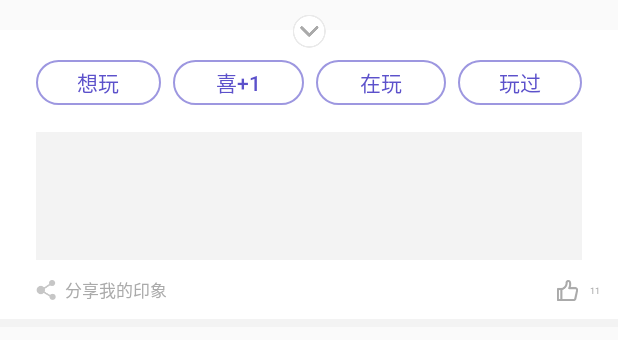
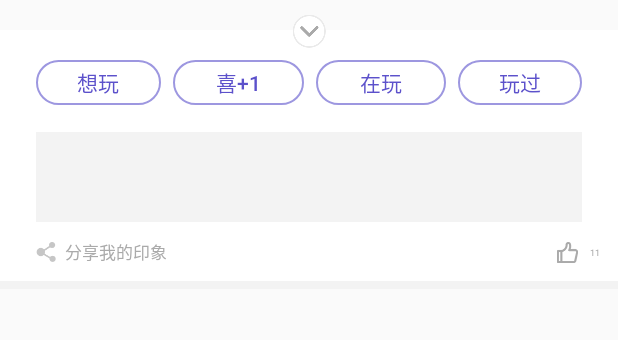
Before and after one commit to manondidi/databinding-learning, an Android app: the layout item_play_status.xml on its own in the app's theme, with its tools: preview values and no code run, on a phone screen of 412 x 824 dp. Shown: the top 340 px of the screen. Run offline under Robolectric (Android 15) with nearby library versions, the phone set to English and light mode, and no system bars; plain views replace ArcLayout.

Commit message:
游戏详情页 基本完成 todo: 发表想法页-双向绑定

```diff
--- a/app/src/main/java/com/czq/mvvm/GameDetailPresenter.java
+++ b/app/src/main/java/com/czq/mvvm/GameDetailPresenter.java
@@ -3,6 +3,7 @@ package com.czq.mvvm;
 import com.czq.mvvm.converter.CommentConverter;
 import com.czq.mvvm.converter.EntryItemVmConverter;
 import com.czq.mvvm.converter.GameInfoConverter;
+import com.czq.mvvm.converter.PlayStatusConverter;
 import com.czq.mvvm.viewModel.GameDetailVm;
 import com.czq.mvvm.viewModel.EmptyTransparentItemVm;
 import com.czq.mvvm.viewModel.PlayStatusItemVm;
@@ -43,7 +44,7 @@ public class GameDetailPresenter implements GameDetailContact.IGameDetailPresent
                     GameDetailVm gameDetailVm = new GameDetailVm();
                     gameDetailVm.datasource = new ArrayList();
                     gameDetailVm.datasource.add(new EmptyTransparentItemVm());
-                    gameDetailVm.datasource.add(new PlayStatusItemVm());
+                    gameDetailVm.datasource.add(PlayStatusConverter.converPlayStatus(gameInfo));
                     gameDetailVm.datasource.add(EntryItemVmConverter.convertEntryItemVm(gameCard));
                     gameDetailVm.datasource.add(new RecordTotalItemVm(comments.size()));
                     gameDetailVm.datasource.addAll(CommentConverter.convertCommentItemVmList(comments));
--- a/app/src/main/java/com/czq/mvvm/ItemBinder/PlayStatusItemBinder.java
+++ b/app/src/main/java/com/czq/mvvm/ItemBinder/PlayStatusItemBinder.java
@@ -17,8 +17,10 @@ import me.drakeet.multitype.ItemViewBinder;
 
 public class PlayStatusItemBinder
         extends ItemViewBinder<PlayStatusItemVm, PlayStatusItemBinder.ViewHolder> {
-    protected void onBindViewHolder(@NonNull ViewHolder paramViewHolder, @NonNull PlayStatusItemVm paramPlayStatusItemVm) {
-        paramViewHolder.binding.executePendingBindings();
+    protected void onBindViewHolder(@NonNull ViewHolder holder, @NonNull PlayStatusItemVm playStatusItemVm) {
+
+        holder.binding.setViewModel(playStatusItemVm);
+        holder.binding.executePendingBindings();
     }
 
     @NonNull
--- /dev/null
+++ b/app/src/main/java/com/czq/mvvm/converter/PlayStatusConverter.java
@@ -0,0 +1,15 @@
+package com.czq.mvvm.converter;
+
+import android.text.SpannableString;
+
+import com.czq.mvvm.model.GameInfo;
+import com.czq.mvvm.viewModel.PlayStatusItemVm;
+
+public class PlayStatusConverter {
+    public static  PlayStatusItemVm  converPlayStatus(GameInfo  gameInfo){
+        PlayStatusItemVm playStatusItemVm=new PlayStatusItemVm();
+        playStatusItemVm.playStatus=gameInfo.playStatus;
+        playStatusItemVm.content=new SpannableString(gameInfo.reviewContent);
+        return playStatusItemVm;
+    }
+}
--- a/app/src/main/java/com/czq/mvvm/viewModel/PlayStatusItemVm.java
+++ b/app/src/main/java/com/czq/mvvm/viewModel/PlayStatusItemVm.java
@@ -1,4 +1,15 @@
 package com.czq.mvvm.viewModel;
 
+import android.databinding.BindingAdapter;
+import android.text.SpannableString;
+import android.widget.Button;
+
 public class PlayStatusItemVm {
+    public String playStatus;
+    public SpannableString content;
+
+    @BindingAdapter({"selectPlayStatus"})
+    public static void selectPlayStatusBtn(Button btn, boolean isSelected) {
+        btn.setSelected(isSelected);
+    }
 }
--- a/app/src/main/res/drawable/bg_btn_play_status.xml
+++ b/app/src/main/res/drawable/bg_btn_play_status.xml
@@ -1,7 +1,7 @@
 <?xml version="1.0" encoding="utf-8"?>
 <selector xmlns:android="http://schemas.android.com/apk/res/android">
 
-    <item android:drawable="@drawable/bg_btn_play_status_normal" android:state_selected="true" />
+    <item android:drawable="@drawable/bg_btn_play_status_selected" android:state_selected="true" />
 
     <item android:drawable="@drawable/bg_btn_play_status_normal" android:state_selected="false" />
 </selector>
--- /dev/null
+++ b/app/src/main/res/drawable/tx_color_btn_play_status.xml
@@ -0,0 +1,7 @@
+<?xml version="1.0" encoding="utf-8"?>
+<selector xmlns:android="http://schemas.android.com/apk/res/android">
+
+    <item android:color="#ffffff" android:state_selected="true" />
+
+    <item android:color="#5c51cb" android:state_selected="false" />
+</selector>
--- a/app/src/main/res/layout/item_play_status.xml
+++ b/app/src/main/res/layout/item_play_status.xml
@@ -1,8 +1,16 @@
 <?xml version="1.0" encoding="utf-8"?>
-<layout>
+<layout xmlns:android="http://schemas.android.com/apk/res/android"
+    xmlns:app="http://schemas.android.com/apk/res-auto"
+    xmlns:bind="http://schemas.android.com/tools">
 
-    <android.support.constraint.ConstraintLayout xmlns:android="http://schemas.android.com/apk/res/android"
-        xmlns:app="http://schemas.android.com/apk/res-auto"
+    <data>
+
+        <variable
+            name="viewModel"
+            type="com.czq.mvvm.viewModel.PlayStatusItemVm" />
+    </data>
+
+    <android.support.constraint.ConstraintLayout
         android:layout_width="match_parent"
         android:layout_height="wrap_content"
         android:tag="layout/item_play_status_0">
@@ -49,19 +57,22 @@
             android:layout_marginRight="12dp"
             android:layout_marginTop="52dp">
 
-            <LinearLayout
+            <FrameLayout
                 android:id="@+id/btnContain"
                 android:layout_width="match_parent"
                 android:layout_height="wrap_content"
                 android:layout_marginLeft="12dp"
                 android:layout_marginRight="12dp"
                 android:layout_marginTop="40dp"
-                android:orientation="horizontal"
-                android:weightSum="4"
                 app:layout_constraintTop_toTopOf="parent">
 
-                <include layout="@layout/sub_layout_play_status" />
-            </LinearLayout>
+
+                <include
+                    android:id="@+id/subLayoutPlayStatus"
+                    layout="@layout/sub_layout_play_status"
+                    bind:viewModel="@{viewModel}" />
+            </FrameLayout>
+
 
             <TextView
                 android:layout_width="match_parent"
@@ -71,7 +82,8 @@
                 android:layout_marginRight="12dp"
                 android:layout_marginTop="18dp"
                 android:background="#f3f3f3"
-                android:minHeight="85dp"
+                android:minHeight="60dp"
+                android:text="@{viewModel.content}"
                 android:paddingBottom="12dp"
                 android:paddingLeft="10dp"
                 android:paddingRight="10dp"
@@ -105,9 +117,9 @@
             android:layout_height="wrap_content"
             android:layout_marginRight="2dp"
             android:layout_marginTop="3dp"
+            android:gravity="center"
             android:orientation="horizontal"
             android:padding="10dp"
-            android:gravity="center"
             app:layout_constraintRight_toRightOf="parent"
             app:layout_constraintTop_toBottomOf="@id/statusContain">
 
--- a/app/src/main/res/layout/sub_layout_play_status.xml
+++ b/app/src/main/res/layout/sub_layout_play_status.xml
@@ -1,9 +1,22 @@
 <?xml version="1.0" encoding="utf-8"?>
-<layout>
+<layout xmlns:android="http://schemas.android.com/apk/res/android"
+    xmlns:app="http://schemas.android.com/apk/res-auto">
 
-    <merge xmlns:android="http://schemas.android.com/apk/res/android"
+    <data>
+
+        <import type="com.czq.mvvm.enums.PlayStatusEnum" />
+
+        <variable
+            name="viewModel"
+            type="com.czq.mvvm.viewModel.PlayStatusItemVm" />
+    </data>
+
+    <LinearLayout
+
         android:layout_width="match_parent"
-        android:layout_height="wrap_content">
+        android:layout_height="wrap_content"
+        android:orientation="horizontal"
+        android:weightSum="4">
 
         <Button
             style="?android:attr/borderlessButtonStyle"
@@ -12,9 +25,9 @@
             android:layout_marginRight="8dp"
             android:layout_weight="1"
             android:background="@drawable/bg_btn_play_status"
-            android:tag="layout/sub_layout_play_status_0"
             android:text="想玩"
-            android:textColor="#5c51cb" />
+            android:textColor="@drawable/tx_color_btn_play_status"
+            app:selectPlayStatus="@{viewModel.playStatus.equals(PlayStatusEnum.WISH)}" />
 
         <Button
             style="?android:attr/borderlessButtonStyle"
@@ -23,9 +36,9 @@
             android:layout_marginRight="4dp"
             android:layout_weight="1"
             android:background="@drawable/bg_btn_play_status"
-            android:tag="layout/sub_layout_play_status_1"
             android:text="喜+1"
-            android:textColor="#5c51cb" />
+            android:textColor="@drawable/tx_color_btn_play_status"
+            app:selectPlayStatus="@{viewModel.playStatus.equals(PlayStatusEnum.PLUS_ONE)}" />
 
         <Button
             style="?android:attr/borderlessButtonStyle"
@@ -34,9 +47,9 @@
             android:layout_marginLeft="4dp"
             android:layout_weight="1"
             android:background="@drawable/bg_btn_play_status"
-            android:tag="layout/sub_layout_play_status_2"
             android:text="在玩"
-            android:textColor="#5c51cb" />
+            android:textColor="@drawable/tx_color_btn_play_status"
+            app:selectPlayStatus="@{viewModel.playStatus.equals(PlayStatusEnum.PLAYING)}" />
 
         <Button
             style="?android:attr/borderlessButtonStyle"
@@ -45,8 +58,8 @@
             android:layout_marginLeft="8dp"
             android:layout_weight="1"
             android:background="@drawable/bg_btn_play_status"
-            android:tag="layout/sub_layout_play_status_3"
             android:text="玩过"
-            android:textColor="#5c51cb" />
-    </merge>
+            android:textColor="@drawable/tx_color_btn_play_status"
+            app:selectPlayStatus="@{viewModel.playStatus.equals(PlayStatusEnum.PLAYED)}" />
+    </LinearLayout>
 </layout>
```
Also changed, not shown: app/src/main/assets/gameInfo.json.
